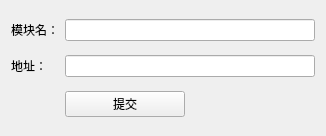
Above: ui/dumpAddress.ui from dqzg12300/fridaUiTools before the change. Below: the same form after it.
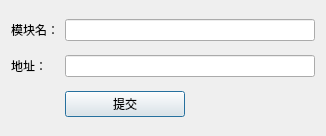
That is the form after the change.

The edit to the form file:
```diff
--- a/ui/dumpAddress.ui
+++ b/ui/dumpAddress.ui
@@ -1,7 +1,7 @@
 <?xml version="1.0" encoding="UTF-8"?>
 <ui version="4.0">
- <class>DumpAddressForm</class>
- <widget class="QWidget" name="DumpAddressForm">
+ <class>Dialog</class>
+ <widget class="QDialog" name="Dialog">
   <property name="geometry">
    <rect>
     <x>0</x>
```
Left out of the diff: 2 changed lines with no effect on the pictures.
